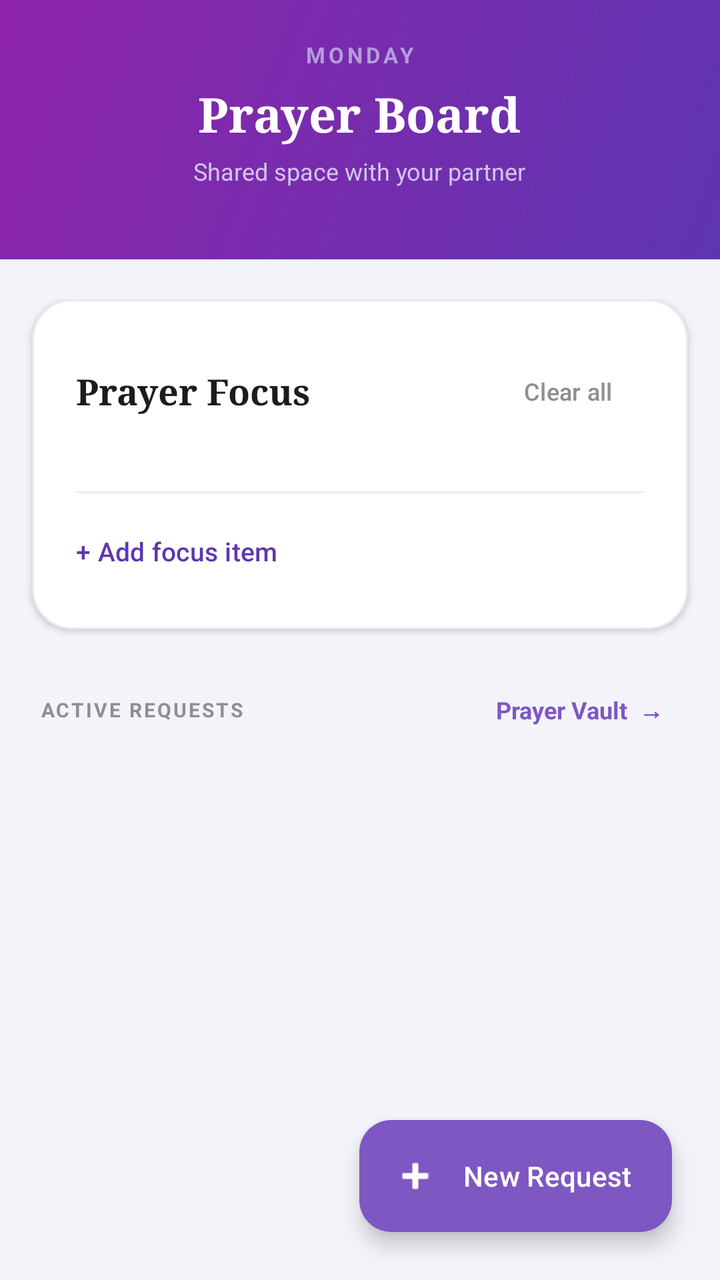
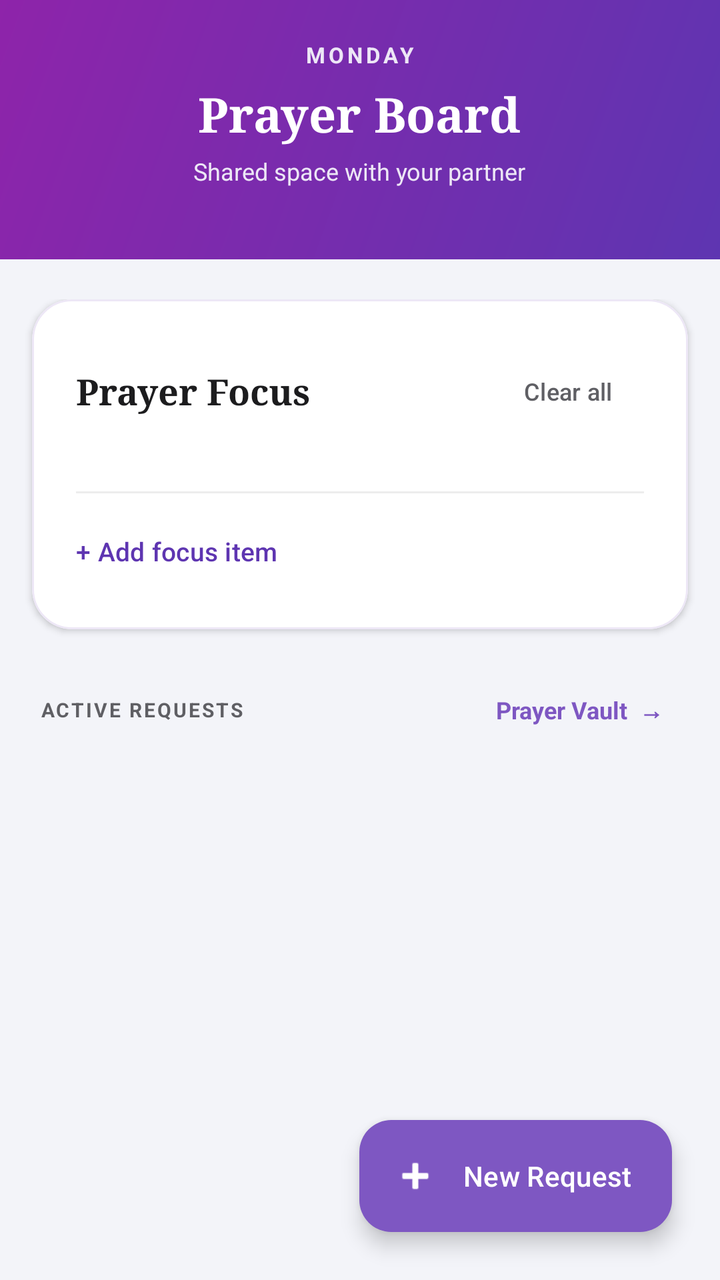

Two renders of the same Android screen: before a commit and after it. Below are the layout's source before the change and the commit's diff.
<!-- AndroidManifest.xml: application theme Theme.SpiritualTracker -->
<!-- res/layout/fragment_shared_board.xml -->
<?xml version="1.0" encoding="utf-8"?>
<androidx.coordinatorlayout.widget.CoordinatorLayout xmlns:android="http://schemas.android.com/apk/res/android"
    xmlns:app="http://schemas.android.com/apk/res-auto"
    xmlns:tools="http://schemas.android.com/tools"
    android:layout_width="match_parent"
    android:layout_height="match_parent"
    android:background="#F3F4F9">

    
    <LinearLayout
        android:layout_width="match_parent"
        android:layout_height="match_parent"
        android:orientation="vertical">

        
        <LinearLayout
            android:layout_width="match_parent"
            android:layout_height="wrap_content"
            android:id="@+id/boardHeader"
            android:background="@drawable/bg_header_gradient"
            android:orientation="vertical"
            android:paddingTop="20dp"
            android:paddingBottom="36dp"
            android:paddingHorizontal="20dp"
            android:gravity="center">

            
            <TextView
                android:id="@+id/tvJointListTitle"
                android:layout_width="wrap_content"
                android:layout_height="wrap_content"
                android:text="MONDAY"
                android:textSize="11sp"
                android:textStyle="bold"
                android:textColor="#B39DDB"
                android:letterSpacing="0.15"
                android:layout_marginBottom="6dp"/>

            
            <TextView
                android:layout_width="wrap_content"
                android:layout_height="wrap_content"
                android:text="Prayer Board"
                android:textColor="#FFFFFF"
                android:textSize="24sp"
                android:fontFamily="serif"
                android:textStyle="bold"
                android:layout_marginBottom="4dp"/>

            
            <TextView
                android:layout_width="wrap_content"
                android:layout_height="wrap_content"
                android:text="Shared space with your partner"
                android:textColor="#D1C4E9"
                android:textSize="12sp"/>
        </LinearLayout>

        
        <androidx.core.widget.NestedScrollView
            android:layout_width="match_parent"
            android:layout_height="0dp"
            android:layout_weight="1"
            android:clipToPadding="false"
            android:paddingBottom="100dp">

            <LinearLayout
                android:layout_width="match_parent"
                android:layout_height="wrap_content"
                android:orientation="vertical"
                android:paddingTop="20dp">

                
                <com.google.android.material.card.MaterialCardView
                    android:layout_width="match_parent"
                    android:layout_height="wrap_content"
                    android:layout_marginHorizontal="16dp"
                    android:layout_marginBottom="24dp"
                    app:cardCornerRadius="20dp"
                    app:cardElevation="2dp"
                    app:cardMaxElevation="4dp"
                    app:cardBackgroundColor="#FFFFFF"
                    app:strokeWidth="1dp"
                    app:strokeColor="#EDE7F6">

                    <LinearLayout
                        android:layout_width="match_parent"
                        android:layout_height="wrap_content"
                        android:orientation="vertical"
                        android:padding="22dp">

                        
                        <RelativeLayout
                            android:layout_width="match_parent"
                            android:layout_height="wrap_content"
                            android:layout_marginBottom="14dp">

                            <TextView
                                android:layout_width="wrap_content"
                                android:layout_height="wrap_content"
                                android:text="Prayer Focus"
                                android:textColor="#1C1C1E"
                                android:textSize="18sp"
                                android:fontFamily="serif"
                                android:textStyle="bold"
                                android:layout_centerVertical="true"/>

                            <com.google.android.material.button.MaterialButton
                                android:id="@+id/btnClearJointList"
                                style="@style/Widget.Material3.Button.TextButton"
                                android:layout_width="wrap_content"
                                android:layout_height="wrap_content"
                                android:layout_alignParentEnd="true"
                                android:layout_centerVertical="true"
                                android:text="Clear all"
                                android:textAllCaps="false"
                                android:textSize="12sp"
                                android:textColor="#8E8E93"
                                android:paddingEnd="0dp"/>
                        </RelativeLayout>

                        
                        <LinearLayout
                            android:id="@+id/layoutJointListItems"
                            android:layout_width="match_parent"
                            android:layout_height="wrap_content"
                            android:orientation="vertical"/>

                        
                        <View
                            android:layout_width="match_parent"
                            android:layout_height="1dp"
                            android:background="#12000000"
                            android:layout_marginTop="12dp"
                            android:layout_marginBottom="10dp"/>

                        
                        <com.google.android.material.button.MaterialButton
                            android:id="@+id/btnAddJointItem"
                            style="@style/Widget.Material3.Button.TextButton"
                            android:layout_width="wrap_content"
                            android:layout_height="36dp"
                            android:text="+ Add focus item"
                            android:textColor="#5E35B1"
                            android:textSize="13sp"
                            android:textAllCaps="false"
                            android:fontFamily="sans-serif-medium"
                            android:paddingStart="0dp"/>

                    </LinearLayout>
                </com.google.android.material.card.MaterialCardView>

                
                <RelativeLayout
                    android:layout_width="match_parent"
                    android:layout_height="wrap_content"
                    android:paddingHorizontal="20dp"
                    android:layout_marginBottom="10dp">

                    <TextView
                        android:layout_width="wrap_content"
                        android:layout_height="wrap_content"
                        android:text="ACTIVE REQUESTS"
                        android:textSize="10sp"
                        android:textStyle="bold"
                        android:textColor="#8E8E93"
                        android:letterSpacing="0.1"
                        android:layout_centerVertical="true"/>

                    <TextView
                        android:id="@+id/btnViewVault"
                        android:layout_width="wrap_content"
                        android:layout_height="wrap_content"
                        android:layout_alignParentEnd="true"
                        android:layout_centerVertical="true"
                        android:text="Prayer Vault  →"
                        android:textSize="12sp"
                        android:textStyle="bold"
                        android:textColor="#7E57C2"
                        android:background="?attr/selectableItemBackground"
                        android:padding="8dp"/>
                </RelativeLayout>

                
                <androidx.recyclerview.widget.RecyclerView
                    android:id="@+id/rvPrayerBoard"
                    android:layout_width="match_parent"
                    android:layout_height="wrap_content"
                    android:nestedScrollingEnabled="false"
                    android:paddingHorizontal="12dp"
                    tools:listitem="@layout/item_prayer_request"/>

            </LinearLayout>
        </androidx.core.widget.NestedScrollView>
    </LinearLayout>

    
    <com.google.android.material.floatingactionbutton.ExtendedFloatingActionButton
        android:id="@+id/fabAddRequest"
        android:layout_width="wrap_content"
        android:layout_height="wrap_content"
        android:layout_gravity="bottom|end"
        android:layout_margin="24dp"
        android:text="New Request"
        android:textColor="#FFFFFF"
        android:textAllCaps="false"
        android:fontFamily="sans-serif-medium"
        app:icon="@android:drawable/ic_input_add"
        app:iconTint="#FFFFFF"
        app:backgroundTint="#7E57C2"
        app:cornerRadius="16dp"
        app:elevation="6dp"/>

</androidx.coordinatorlayout.widget.CoordinatorLayout>
<!-- res/layout/item_prayer_request.xml (included above) -->
<?xml version="1.0" encoding="utf-8"?>
<com.google.android.material.card.MaterialCardView xmlns:android="http://schemas.android.com/apk/res/android"
    xmlns:app="http://schemas.android.com/apk/res-auto"
    android:layout_width="match_parent"
    android:layout_height="wrap_content"
    android:layout_marginHorizontal="4dp"
    android:layout_marginBottom="10dp"
    app:cardCornerRadius="16dp"
    app:cardElevation="2dp"
    app:cardMaxElevation="4dp"
    app:cardBackgroundColor="#FFFFFF"
    app:strokeWidth="1dp"
    app:strokeColor="#EDE7F6">

    <LinearLayout
        android:layout_width="match_parent"
        android:layout_height="wrap_content"
        android:orientation="horizontal">

        
        <View
            android:layout_width="4dp"
            android:layout_height="match_parent"
            android:background="#7E57C2"/>

        
        <LinearLayout
            android:layout_width="0dp"
            android:layout_height="wrap_content"
            android:layout_weight="1"
            android:orientation="vertical"
            android:padding="16dp">

            
            <RelativeLayout
                android:layout_width="match_parent"
                android:layout_height="wrap_content"
                android:layout_marginBottom="8dp">

                <TextView
                    android:id="@+id/tvRequestTitle"
                    android:layout_width="match_parent"
                    android:layout_height="wrap_content"
                    android:layout_toStartOf="@+id/answeredBadge"
                    android:layout_marginEnd="8dp"
                    android:text="Prayer Title"
                    android:textColor="#1A1A1A"
                    android:textSize="16sp"
                    android:textStyle="bold"
                    android:fontFamily="serif"
                    android:lineSpacingExtra="2dp"/>

                
                <LinearLayout
                    android:id="@+id/answeredBadge"
                    android:layout_width="wrap_content"
                    android:layout_height="wrap_content"
                    android:layout_alignParentEnd="true"
                    android:layout_centerVertical="true"
                    android:background="@drawable/bg_answered_pill"
                    android:paddingHorizontal="10dp"
                    android:paddingVertical="5dp"
                    android:gravity="center"
                    android:orientation="horizontal"
                    android:clickable="true"
                    android:focusable="true">

                    <TextView
                        android:id="@+id/btnMarkAnswered"
                        android:layout_width="wrap_content"
                        android:layout_height="wrap_content"
                        android:text="Mark answered"
                        android:textColor="#7E57C2"
                        android:textSize="11sp"
                        android:textStyle="bold"/>

                    <ImageView
                        android:layout_width="13dp"
                        android:layout_height="13dp"
                        android:layout_marginStart="4dp"
                        android:src="@drawable/ic_partner_done"
                        app:tint="#7E57C2"/>
                </LinearLayout>
            </RelativeLayout>

            <TextView
                android:id="@+id/tvRequestDescription"
                android:layout_width="match_parent"
                android:layout_height="wrap_content"
                android:text="Snippet of the prayer request..."
                android:textColor="#4A4A4E"
                android:textSize="13sp"
                android:lineSpacingExtra="3dp"
                android:maxLines="2"
                android:ellipsize="end"
                android:layout_marginBottom="10dp"/>

            <TextView
                android:id="@+id/tvRequestAuthor"
                android:layout_width="wrap_content"
                android:layout_height="wrap_content"
                android:text="By Partner · Apr 08, 2026"
                android:textColor="#AEAEB2"
                android:textSize="11sp"/>

        </LinearLayout>
    </LinearLayout>
</com.google.android.material.card.MaterialCardView>
<!-- resources referenced by this layout -->
<resources>
  <!-- drawable bg_answered_pill (drawable) -->
  <?xml version="1.0" encoding="utf-8"?>
  <shape xmlns:android="http://schemas.android.com/apk/res/android">
      <solid android:color="#F3E5F5" /> 
      <corners android:radius="100dp" />
  </shape>
  <!-- drawable bg_header_gradient (drawable) -->
  <?xml version="1.0" encoding="utf-8"?>
  <shape xmlns:android="http://schemas.android.com/apk/res/android" android:shape="rectangle">
      <gradient
          android:startColor="#5E35B1"
          android:endColor="#8E24AA"
          android:angle="135"/>
  
  
  </shape>
  <!-- drawable ic_partner_done: png bitmap (drawable, 29361 bytes) -->
  <style name="Theme.SpiritualTracker" parent="Base.Theme.SpiritualTracker" />
  <style name="Base.Theme.SpiritualTracker" parent="Theme.Material3.DayNight.NoActionBar">
          <item name="colorPrimary">#7E57C2</item>
          <item name="colorOnPrimary">#FFFFFF</item>
          <item name="colorSecondaryContainer">#D1C4E9</item>
          <item name="colorOnSecondaryContainer">#7E57C2</item>
          <item name="android:windowBackground">#F3F4F9</item>
          
          <item name="android:navigationBarColor">#F5F5F5</item>
          <item name="android:windowLightNavigationBar" tools:targetApi="27">true</item>
      </style>
</resources>

<!-- the commit's change to res/layout/fragment_shared_board.xml (unified diff, before → after) -->
@@ -32,7 +32,7 @@
                 android:text="MONDAY"
                 android:textSize="11sp"
                 android:textStyle="bold"
-                android:textColor="#B39DDB"
+                android:textColor="#EDE7F6"
                 android:letterSpacing="0.15"
                 android:layout_marginBottom="6dp"/>
 
@@ -52,7 +52,7 @@
                 android:layout_width="wrap_content"
                 android:layout_height="wrap_content"
                 android:text="Shared space with your partner"
-                android:textColor="#D1C4E9"
+                android:textColor="#EDE7F6"
                 android:textSize="12sp"/>
         </LinearLayout>
 
@@ -115,7 +115,7 @@
                                 android:text="Clear all"
                                 android:textAllCaps="false"
                                 android:textSize="12sp"
-                                android:textColor="#8E8E93"
+                                android:textColor="#5F5F64"
                                 android:paddingEnd="0dp"/>
                         </RelativeLayout>
 
@@ -163,7 +163,7 @@
                         android:text="ACTIVE REQUESTS"
                         android:textSize="10sp"
                         android:textStyle="bold"
-                        android:textColor="#8E8E93"
+                        android:textColor="#5F5F64"
                         android:letterSpacing="0.1"
                         android:layout_centerVertical="true"/>
 
@@ -315,7 +315,7 @@
                 android:layout_width="wrap_content"
                 android:layout_height="wrap_content"
                 android:text="By Partner · Apr 08, 2026"
-                android:textColor="#AEAEB2"
+                android:textColor="#5F5F64"
                 android:textSize="11sp"/>
 
         </LinearLayout>
